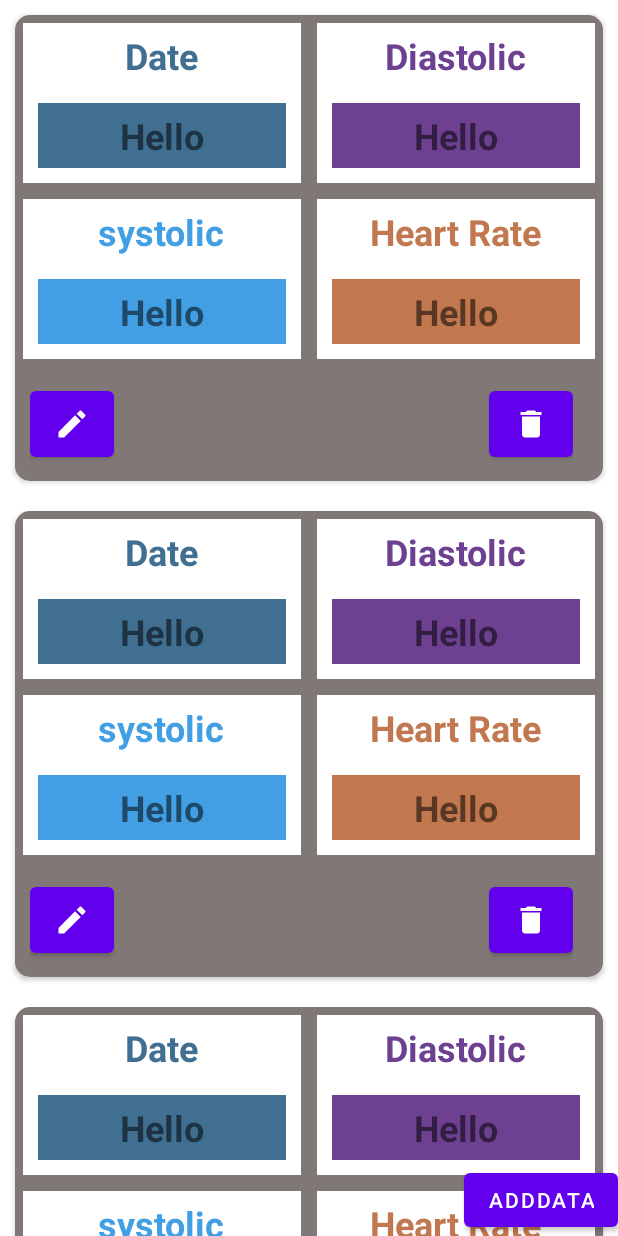
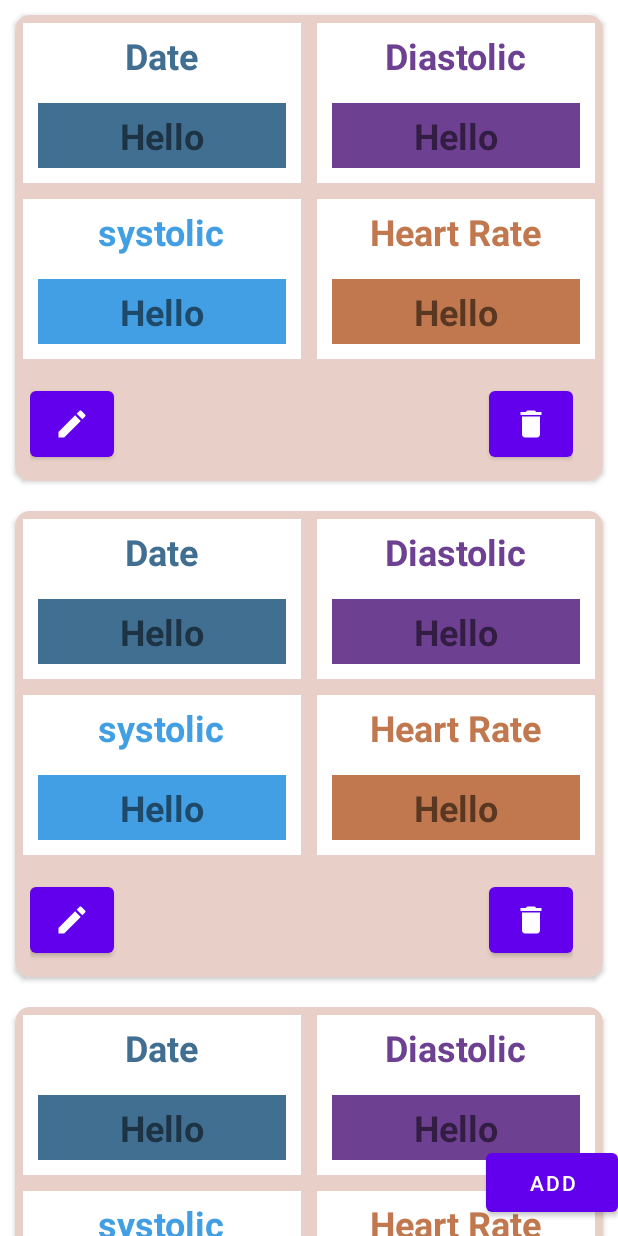
Before and after one commit to jamilul93/Health-tracker, an Android app: the layout activity_main.xml on its own in the app's theme, with its tools: preview values and no code run, on a phone screen of 412 x 824 dp. Run offline under Robolectric (Android 15) with nearby library versions, the phone set to English and light mode, and no system bars.

Commit message:
minor bugs solved

```diff
--- a/app/src/main/java/com/example/heathmonitor/UpdateActivity.java
+++ b/app/src/main/java/com/example/heathmonitor/UpdateActivity.java
@@ -9,6 +9,7 @@ import android.content.SharedPreferences;
 import android.os.Bundle;
 import android.preference.PreferenceManager;
 import android.sax.StartElementListener;
+import android.text.TextUtils;
 import android.view.View;
 import android.widget.Button;
 import android.widget.EditText;
@@ -49,9 +50,13 @@ public class UpdateActivity extends AppCompatActivity {
         diastolicET.setText(modelClass.getDiastolic());
         heartRateET.setText(modelClass.getBloodPressure());
         commentET.setText(modelClass.getComment());
+
         updateButton.setOnClickListener(new View.OnClickListener() {
             @Override
             public void onClick(View view) {
+
+
+
                 date= dateET.getText().toString();
                 time= timeET.getText().toString();
                 systolic=systolicET.getText().toString();
@@ -78,6 +83,7 @@ public class UpdateActivity extends AppCompatActivity {
     }
 
 
+
     private void saveData()
     {
         sharedPreferences = getSharedPreferences("jami",MODE_PRIVATE);
--- a/app/src/main/res/layout/activity_main.xml
+++ b/app/src/main/res/layout/activity_main.xml
@@ -6,6 +6,7 @@
     android:layout_height="match_parent"
     tools:context=".MainActivity"
     >
+
 
     <androidx.recyclerview.widget.RecyclerView
         android:id="@+id/recyclarView"
@@ -20,7 +21,9 @@
         android:layout_height="wrap_content"
         android:layout_alignParentRight="true"
         android:layout_alignParentBottom="true"
-        android:text="addData" />
+        android:layout_marginBottom="10dp"
+        android:padding="10dp"
+        android:text="ADD" />
 
 
 </RelativeLayout>
--- a/app/src/main/res/layout/singlerow.xml
+++ b/app/src/main/res/layout/singlerow.xml
@@ -15,7 +15,7 @@
         <RelativeLayout
             android:layout_width="match_parent"
             android:layout_height="wrap_content"
-            android:background="#807777">
+            android:background="#E8D0C8">
 
 
             <LinearLayout
```
Also changed, not shown: app/src/main/java/com/example/heathmonitor/DataEntry.java (+28 -17 lines), app/src/main/java/com/example/heathmonitor/TaskAdapter.java (+5 -5 lines).
